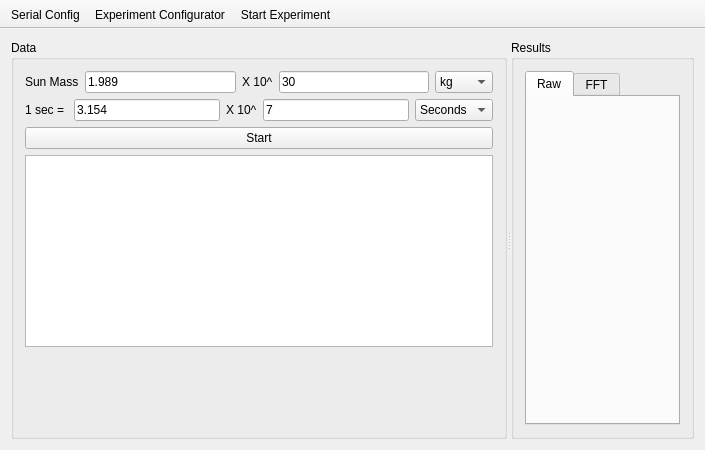
Qt form mainwindow.ui (yobson/Exoplanet-Simulation) before a commit.
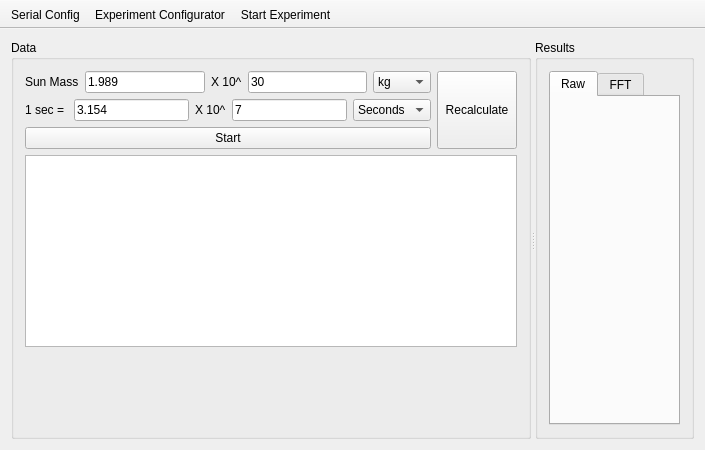
The same form after that commit. Icons and pictures are not drawn.

```diff
--- a/mainwindow.ui
+++ b/mainwindow.ui
@@ -34,6 +34,10 @@
        <property name="title">
         <string>Data</string>
        </property>
+       <layout class="QVBoxLayout" name="verticalLayout_4">
+        <item>
+         <layout class="QHBoxLayout" name="horizontalLayout_3">
+          <item>
        <layout class="QVBoxLayout" name="verticalLayout_2">
         <item>
          <layout class="QHBoxLayout" name="horizontalLayout">
@@ -143,6 +147,23 @@
            <string>Start</string>
           </property>
          </widget>
+            </item>
+           </layout>
+          </item>
+          <item>
+           <widget class="QPushButton" name="recalc">
+            <property name="sizePolicy">
+             <sizepolicy hsizetype="Minimum" vsizetype="Preferred">
+              <horstretch>0</horstretch>
+              <verstretch>0</verstretch>
+             </sizepolicy>
+            </property>
+            <property name="text">
+             <string>Recalculate</string>
+            </property>
+           </widget>
+          </item>
+         </layout>
         </item>
         <item>
          <widget class="QPlainTextEdit" name="Results">
```
Left out of the diff: 6 changed lines with no effect on the pictures. Lines whose indentation alone changed are shown as unchanged.
